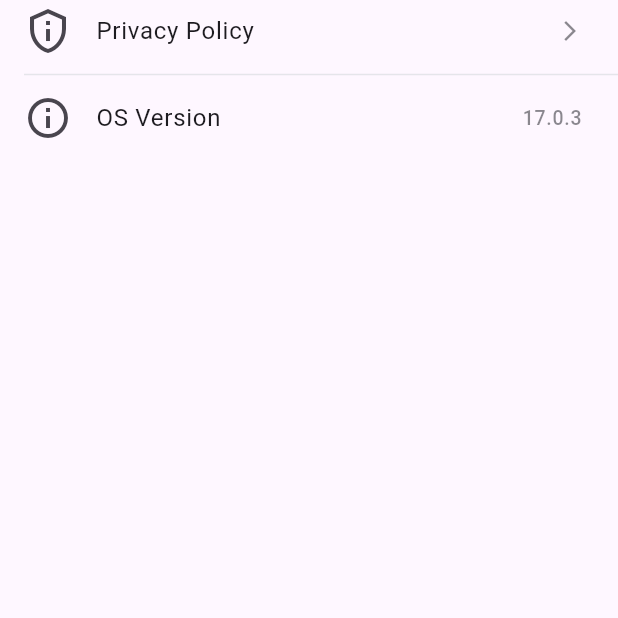
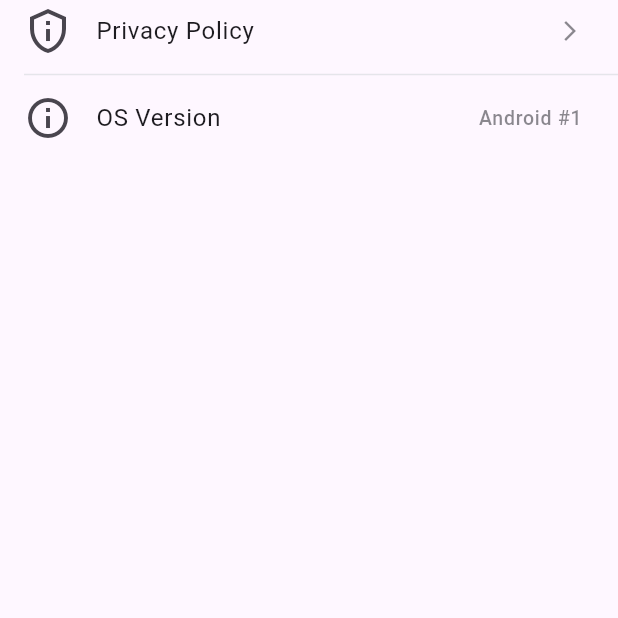
Before and after one commit to Sena-dogan/scoob, a Flutter app: the SettingsPage screen opened directly, on a phone screen of 412 x 824 dp, the part 443-1061 px from its top. Run offline on Flutter 3.47's test engine with Material 3 defaults, Android fonts, the phone set to English and light mode, and no system bars; our stand-ins replace cached_network_image, flutter_bloc; missing offline and left inert: searchable_listview; network calls fail.

Commit message:
add platform version to settings

```diff
--- a/lib/presentation/pages/settings_page.dart
+++ b/lib/presentation/pages/settings_page.dart
@@ -1,3 +1,5 @@
+import 'dart:io';
+
 import 'package:flutter/material.dart';
 import 'package:scoob/presentation/widgets/bottom_nav_bar.dart';
 
@@ -60,7 +62,9 @@ class SettingsPage extends StatelessWidget {
             ),
             title: const Text('OS Version'),
             trailing: Text(
-              '17.0.3',
+              Platform.isAndroid
+                  ? 'Android ${Platform.operatingSystemVersion.split(' ')[2]}'
+                  : 'iOS ${Platform.operatingSystemVersion.split(' ')[1]}',
               style: TextStyle(
                 fontSize: 13,
                 fontWeight: FontWeight.w500,
```
